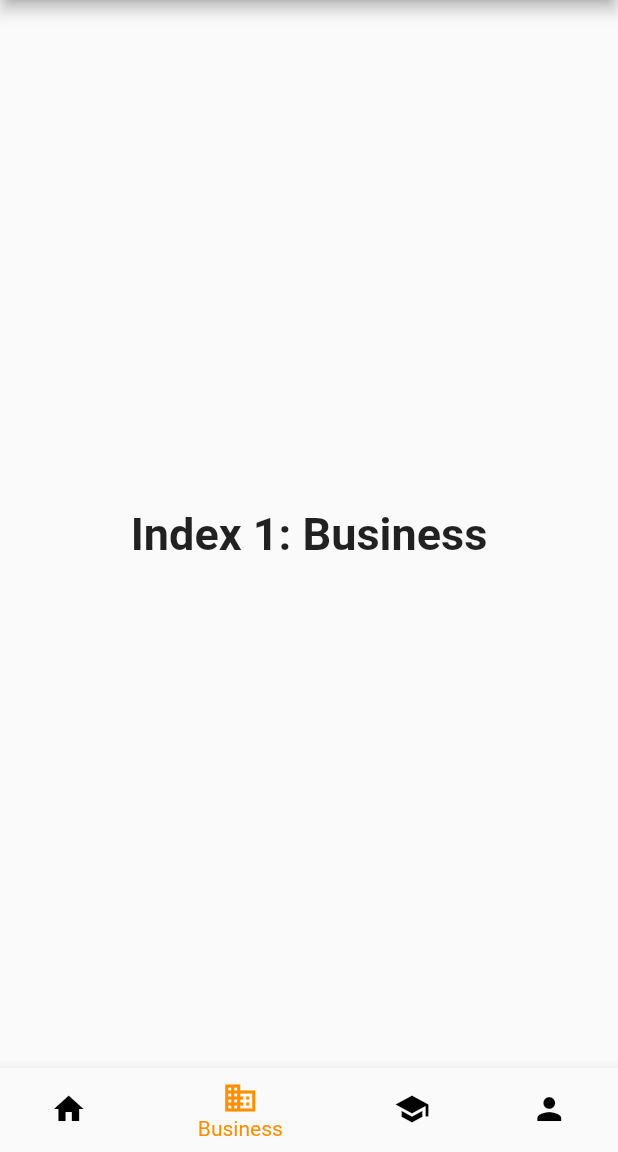
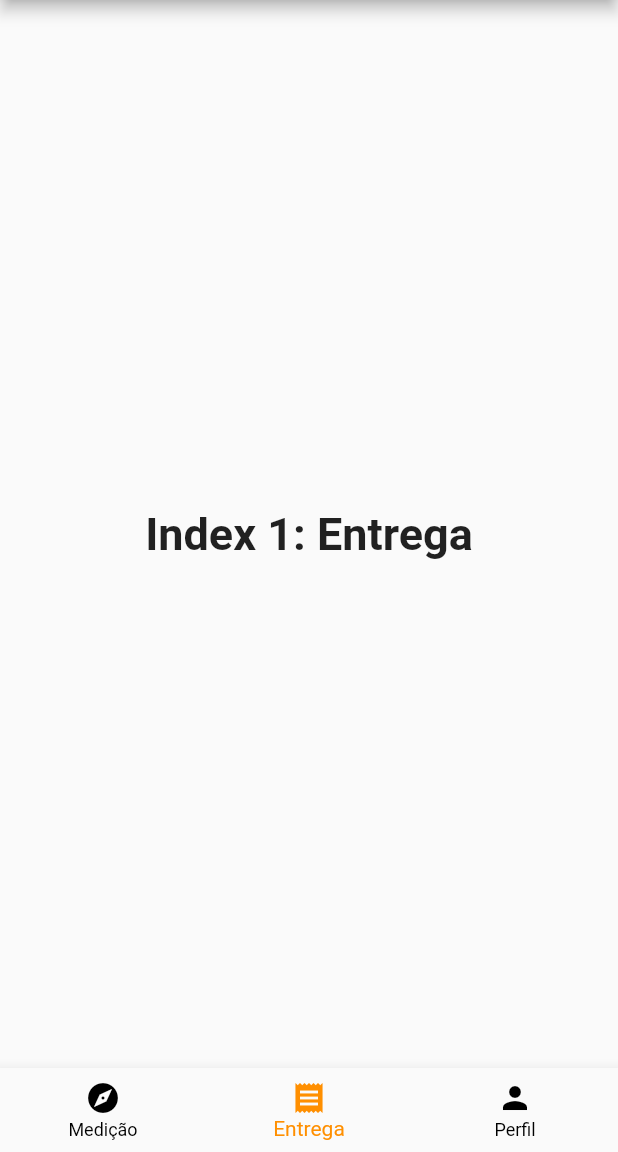
Before and after one commit to MarcelKondo/smart_light, a Flutter app: the screen it shows after launch, item 2 of the bottom bar chosen, on a phone screen of 412 x 824 dp, the part 84-1236 px from its top. Run offline on Flutter 3.47's test engine with Material 2 defaults, Android fonts, the phone set to English and light mode, and no system bars.

Commit message:
structure_app

```diff
--- a/lib/main.dart
+++ b/lib/main.dart
@@ -12,7 +12,7 @@
 // bar items. The first one is selected.](https://flutter.github.io/assets-for-api-docs/assets/material/bottom_navigation_bar.png)
 
 import 'package:flutter/material.dart';
-import 'teste2.dart';
+import './widgets/measure_widget.dart';
 
 void main() => runApp(MyApp());
 
@@ -42,21 +42,14 @@ class _MyStatefulWidgetState extends State<MyStatefulWidget> {
   int _selectedIndex = 0;
   static const TextStyle optionStyle =
       TextStyle(fontSize: 30, fontWeight: FontWeight.bold);
-  static const List<Widget> _widgetOptions = <Widget>[
+  static  List<Widget> _widgetOptions = <Widget>[
+    TestPage(),
     Text(
-      'Index 0: Home',
+      'Index 1: Entrega',
       style: optionStyle,
     ),
     Text(
-      'Index 1: Business',
-      style: optionStyle,
-    ),
-    Text(
-      'Index 2: School',
-      style: optionStyle,
-    ),
-    Text(
-      'Index 3: Profile',
+      'Index 2: Perfil',
       style: optionStyle,
     ),
   ];
@@ -79,20 +72,16 @@ class _MyStatefulWidgetState extends State<MyStatefulWidget> {
       bottomNavigationBar: BottomNavigationBar(
         items: const <BottomNavigationBarItem>[
           BottomNavigationBarItem(
-            icon: Icon(Icons.home),
-            label: 'Home',
+            icon: Icon(Icons.explore),
+            label: 'Medição',
           ),
           BottomNavigationBarItem(
-            icon: Icon(Icons.business),
-            label: 'Business',
-          ),
-          BottomNavigationBarItem(
-            icon: Icon(Icons.school),
-            label: 'School',
+            icon: Icon(Icons.receipt),
+            label: 'Entrega',
           ),
           BottomNavigationBarItem(
             icon: Icon(Icons.person),
-            label: 'Profile',
+            label: 'Perfil',
           ),
         ],
         currentIndex: _selectedIndex,
```
Also changed, not shown: lib/teste2.dart (deleted, +0 -44 lines), lib/widgets/measure_widget.dart (added, +10 -0 lines).
